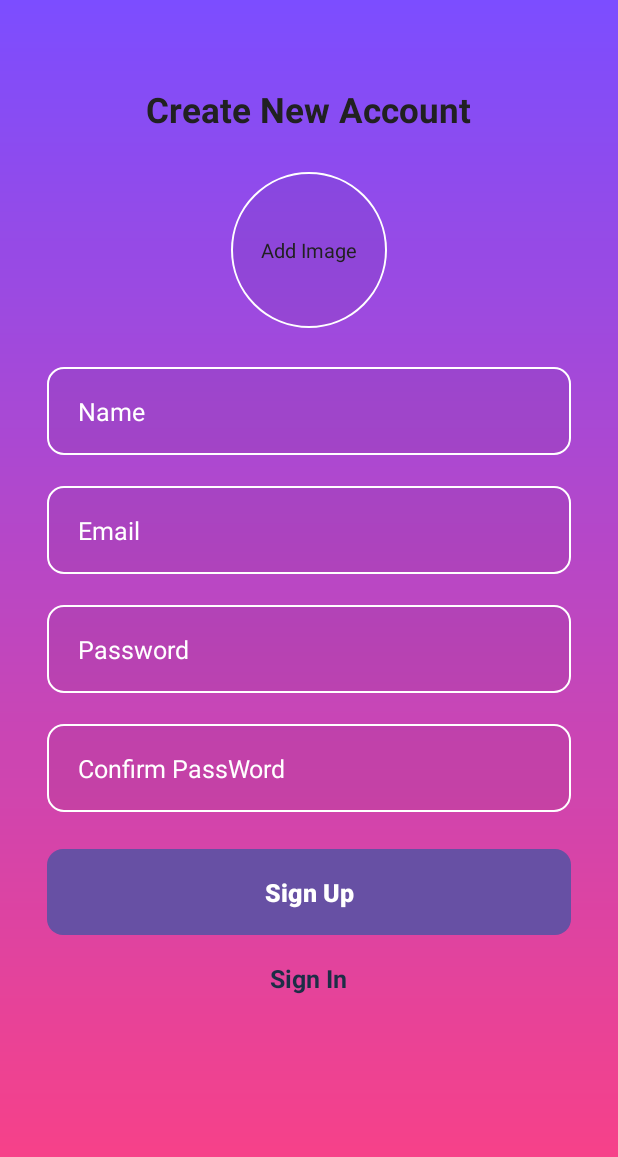
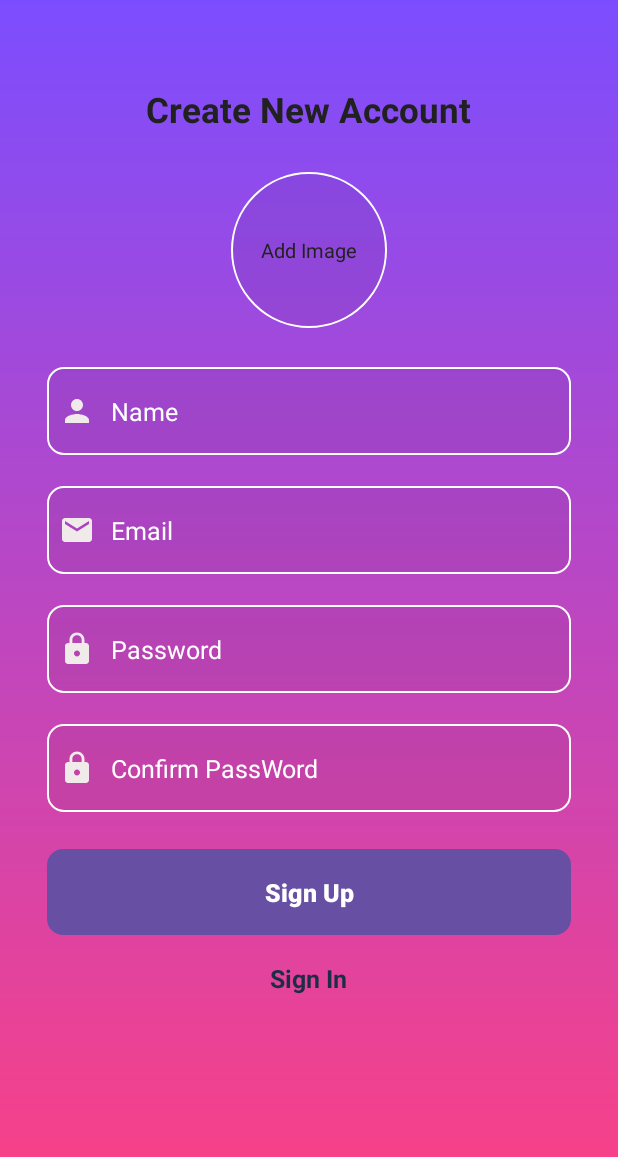
Before and after one commit to GiapKun/ChatApp, an Android app: the SignUpActivity screen opened directly, with no data from a screen before it, on a phone screen of 412 x 824 dp. Shown: the top 1157 px of the screen. Run offline under Robolectric (Android 15) with nearby library versions, the light colour scheme and no system bars; our stand-ins replace Firebase (no records; nobody signed in at launch, a user with empty details on screens opened directly), sdp/ssp sizes; plain views replace RoundedImageView.

Commit message:
add icon in SignUp

```diff
--- /dev/null
+++ b/app/src/main/res/drawable/background_icon.xml
@@ -0,0 +1,6 @@
+<?xml version="1.0" encoding="utf-8"?>
+<shape xmlns:android="http://schemas.android.com/apk/res/android"
+    android:shape="rectangle">
+    <solid android:color="@color/icon_background"/>
+    <corners android:radius="@dimen/_8sdp"/>
+</shape>
--- /dev/null
+++ b/app/src/main/res/drawable/ic_email.xml
@@ -0,0 +1,5 @@
+<vector android:height="24dp" android:tint="#F1EAEA"
+    android:viewportHeight="24" android:viewportWidth="24"
+    android:width="24dp" xmlns:android="http://schemas.android.com/apk/res/android">
+    <path android:fillColor="@android:color/white" android:pathData="M20,4L4,4c-1.1,0 -1.99,0.9 -1.99,2L2,18c0,1.1 0.9,2 2,2h16c1.1,0 2,-0.9 2,-2L22,6c0,-1.1 -0.9,-2 -2,-2zM20,8l-8,5 -8,-5L4,6l8,5 8,-5v2z"/>
+</vector>
--- a/app/src/main/res/drawable/ic_eye.xml
+++ /dev/null
@@ -1,5 +0,0 @@
-<vector android:height="24dp" android:tint="#F1EAEA"
-    android:viewportHeight="24" android:viewportWidth="24"
-    android:width="24dp" xmlns:android="http://schemas.android.com/apk/res/android">
-    <path android:fillColor="@android:color/white" android:pathData="M12,4.5C7,4.5 2.73,7.61 1,12c1.73,4.39 6,7.5 11,7.5s9.27,-3.11 11,-7.5c-1.73,-4.39 -6,-7.5 -11,-7.5zM12,17c-2.76,0 -5,-2.24 -5,-5s2.24,-5 5,-5 5,2.24 5,5 -2.24,5 -5,5zM12,9c-1.66,0 -3,1.34 -3,3s1.34,3 3,3 3,-1.34 3,-3 -1.34,-3 -3,-3z"/>
-</vector>
--- /dev/null
+++ b/app/src/main/res/drawable/ic_lock.xml
@@ -0,0 +1,5 @@
+<vector android:height="24dp" android:tint="#F1EAEA"
+    android:viewportHeight="24" android:viewportWidth="24"
+    android:width="24dp" xmlns:android="http://schemas.android.com/apk/res/android">
+    <path android:fillColor="@android:color/white" android:pathData="M18,8h-1L17,6c0,-2.76 -2.24,-5 -5,-5S7,3.24 7,6v2L6,8c-1.1,0 -2,0.9 -2,2v10c0,1.1 0.9,2 2,2h12c1.1,0 2,-0.9 2,-2L20,10c0,-1.1 -0.9,-2 -2,-2zM12,17c-1.1,0 -2,-0.9 -2,-2s0.9,-2 2,-2 2,0.9 2,2 -0.9,2 -2,2zM15.1,8L8.9,8L8.9,6c0,-1.71 1.39,-3.1 3.1,-3.1 1.71,0 3.1,1.39 3.1,3.1v2z"/>
+</vector>
--- /dev/null
+++ b/app/src/main/res/drawable/ic_logout.xml
@@ -0,0 +1,5 @@
+<vector android:autoMirrored="true" android:height="24dp"
+    android:tint="#1C1A1A" android:viewportHeight="24"
+    android:viewportWidth="24" android:width="24dp" xmlns:android="http://schemas.android.com/apk/res/android">
+    <path android:fillColor="@android:color/white" android:pathData="M17,7l-1.41,1.41L18.17,11H8v2h10.17l-2.58,2.58L17,17l5,-5zM4,5h8V3H4c-1.1,0 -2,0.9 -2,2v14c0,1.1 0.9,2 2,2h8v-2H4V5z"/>
+</vector>
--- /dev/null
+++ b/app/src/main/res/drawable/ic_person.xml
@@ -0,0 +1,5 @@
+<vector android:height="24dp" android:tint="#F1EAEA"
+    android:viewportHeight="24" android:viewportWidth="24"
+    android:width="24dp" xmlns:android="http://schemas.android.com/apk/res/android">
+    <path android:fillColor="@android:color/white" android:pathData="M12,12c2.21,0 4,-1.79 4,-4s-1.79,-4 -4,-4 -4,1.79 -4,4 1.79,4 4,4zM12,14c-2.67,0 -8,1.34 -8,4v2h16v-2c0,-2.66 -5.33,-4 -8,-4z"/>
+</vector>
--- a/app/src/main/res/drawable/icon_eye.xml
+++ /dev/null
@@ -1,5 +0,0 @@
-<vector android:height="24dp" android:tint="#000000"
-    android:viewportHeight="24" android:viewportWidth="24"
-    android:width="24dp" xmlns:android="http://schemas.android.com/apk/res/android">
-    <path android:fillColor="@android:color/white" android:pathData="M12,4.5C7,4.5 2.73,7.61 1,12c1.73,4.39 6,7.5 11,7.5s9.27,-3.11 11,-7.5c-1.73,-4.39 -6,-7.5 -11,-7.5zM12,17c-2.76,0 -5,-2.24 -5,-5s2.24,-5 5,-5 5,2.24 5,5 -2.24,5 -5,5zM12,9c-1.66,0 -3,1.34 -3,3s1.34,3 3,3 3,-1.34 3,-3 -1.34,-3 -3,-3z"/>
-</vector>
--- a/app/src/main/res/layout/activity_sign_up.xml
+++ b/app/src/main/res/layout/activity_sign_up.xml
@@ -61,15 +61,19 @@
             android:layout_marginTop="@dimen/_20sdp"
             android:background="@drawable/background_input"
             android:hint="@string/name"
+            android:drawableLeft="@drawable/ic_person"
+            android:drawablePadding="@dimen/_8sdp"
             android:textColorHint="@color/white"
             android:imeOptions="actionNext"
             android:importantForAutofill="no"
             android:inputType="text"
-            android:paddingStart="@dimen/_16sdp"
+            android:paddingStart="@dimen/_6sdp"
             android:paddingEnd="@dimen/_16sdp"
             android:textColor="@color/priramy_text"
             android:textSize="@dimen/_13ssp"
             />
+
+
         <EditText
             android:id="@+id/inputEmail"
             android:layout_width="match_parent"
@@ -77,11 +81,13 @@
             android:layout_marginTop="@dimen/_16sdp"
             android:background="@drawable/background_input"
             android:hint="@string/email"
+            android:drawableLeft="@drawable/ic_email"
+            android:drawablePadding="@dimen/_8sdp"
             android:textColorHint="@color/white"
             android:imeOptions="actionNext"
             android:importantForAutofill="no"
             android:inputType="textEmailAddress"
-            android:paddingStart="@dimen/_16sdp"
+            android:paddingStart="@dimen/_6sdp"
             android:paddingEnd="@dimen/_16sdp"
             android:textColor="@color/priramy_text"
             android:textSize="@dimen/_13ssp"
@@ -94,11 +100,13 @@
             android:layout_marginTop="@dimen/_16sdp"
             android:background="@drawable/background_input"
             android:hint="@string/password"
+            android:drawableLeft="@drawable/ic_lock"
+            android:drawablePadding="@dimen/_8sdp"
             android:textColorHint="@color/white"
             android:imeOptions="actionNext"
             android:importantForAutofill="no"
             android:inputType="textPassword"
-            android:paddingStart="@dimen/_16sdp"
+            android:paddingStart="@dimen/_6sdp"
             android:paddingEnd="@dimen/_16sdp"
             android:textColor="@color/priramy_text"
             android:textSize="@dimen/_13ssp"
@@ -111,15 +119,16 @@
             android:layout_marginTop="@dimen/_16sdp"
             android:background="@drawable/background_input"
             android:hint="@string/confirm_password"
-            android:textColorHint="@color/white"
+            android:drawableLeft="@drawable/ic_lock"
+            android:drawablePadding="@dimen/_8sdp"
             android:imeOptions="actionNext"
             android:importantForAutofill="no"
             android:inputType="textPassword"
-            android:paddingStart="@dimen/_16sdp"
+            android:paddingStart="@dimen/_6sdp"
             android:paddingEnd="@dimen/_16sdp"
             android:textColor="@color/priramy_text"
-            android:textSize="@dimen/_13ssp"
-            />
+            android:textColorHint="@color/white"
+            android:textSize="@dimen/_13ssp" />
 
         <FrameLayout
             android:layout_width="match_parent"
```
Also changed, not shown: app/src/main/java/com/example/chatandcall_app/activities/MainActivity.java (+17 -1 lines), app/src/main/res/layout/activity_main.xml (+4 -10 lines), app/src/main/res/layout/activity_sign_in.xml (+6 -3 lines).
